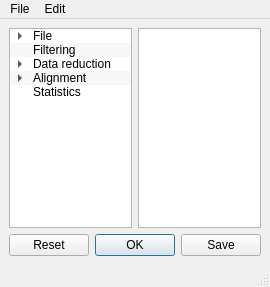
First picture: the form in ui/NewSHaRK.ui, repository pkviatko/SHaRK, before the edit.
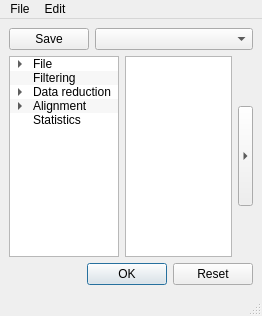
Second picture: the form after the edit.

Commit message: Adjust main UI window

What changed in the file:
```diff
--- a/ui/NewSHaRK.ui
+++ b/ui/NewSHaRK.ui
@@ -6,8 +6,8 @@
    <rect>
     <x>0</x>
     <y>0</y>
-    <width>255</width>
-    <height>285</height>
+    <width>247</width>
+    <height>316</height>
    </rect>
   </property>
   <property name="windowTitle">
@@ -15,6 +15,46 @@
   </property>
   <widget class="QWidget" name="centralwidget">
    <layout class="QVBoxLayout" name="verticalLayout">
+    <item>
+     <layout class="QHBoxLayout" name="horizontalLayout_2">
+      <item>
+       <widget class="QPushButton" name="pushButton">
+        <property name="sizePolicy">
+         <sizepolicy hsizetype="Fixed" vsizetype="Fixed">
+          <horstretch>0</horstretch>
+          <verstretch>0</verstretch>
+         </sizepolicy>
+        </property>
+        <property name="text">
+         <string>Save</string>
+        </property>
+       </widget>
+      </item>
+      <item>
+       <widget class="QComboBox" name="comboBox">
+        <property name="editable">
+         <bool>false</bool>
+        </property>
+        <property name="currentIndex">
+         <number>-1</number>
+        </property>
+        <property name="frame">
+         <bool>true</bool>
+        </property>
+        <item>
+         <property name="text">
+          <string>Fast filtering</string>
+         </property>
+        </item>
+        <item>
+         <property name="text">
+          <string>Unite samples and filter</string>
+         </property>
+        </item>
+       </widget>
+      </item>
+     </layout>
+    </item>
     <item>
      <layout class="QHBoxLayout" name="horizontalLayout">
       <item>
@@ -151,6 +191,12 @@
       </item>
       <item>
        <widget class="QListWidget" name="listWidget">
+        <property name="minimumSize">
+         <size>
+          <width>90</width>
+          <height>0</height>
+         </size>
+        </property>
         <property name="dragDropMode">
          <enum>QAbstractItemView::DragDrop</enum>
         </property>
@@ -159,15 +205,52 @@
         </property>
        </widget>
       </item>
+      <item>
+       <widget class="QToolButton" name="toolButton">
+        <property name="sizePolicy">
+         <sizepolicy hsizetype="Minimum" vsizetype="Fixed">
+          <horstretch>0</horstretch>
+          <verstretch>0</verstretch>
+         </sizepolicy>
+        </property>
+        <property name="minimumSize">
+         <size>
+          <width>15</width>
+          <height>100</height>
+         </size>
+        </property>
+        <property name="baseSize">
+         <size>
+          <width>0</width>
+          <height>0</height>
+         </size>
+        </property>
+        <property name="text">
+         <string>...</string>
+        </property>
+        <property name="arrowType">
+         <enum>Qt::RightArrow</enum>
+        </property>
+       </widget>
+      </item>
      </layout>
     </item>
     <item>
      <widget class="QDialogButtonBox" name="buttonBox">
+      <property name="sizePolicy">
+       <sizepolicy hsizetype="Fixed" vsizetype="Fixed">
+        <horstretch>0</horstretch>
+        <verstretch>0</verstretch>
+       </sizepolicy>
+      </property>
+      <property name="layoutDirection">
+       <enum>Qt::RightToLeft</enum>
+      </property>
       <property name="locale">
        <locale language="English" country="UnitedStates"/>
       </property>
       <property name="standardButtons">
-       <set>QDialogButtonBox::Ok|QDialogButtonBox::Reset|QDialogButtonBox::Save</set>
+       <set>QDialogButtonBox::Ok|QDialogButtonBox::Reset</set>
       </property>
      </widget>
     </item>
@@ -178,7 +261,7 @@
     <rect>
      <x>0</x>
      <y>0</y>
-     <width>255</width>
+     <width>247</width>
      <height>18</height>
     </rect>
    </property>
```
